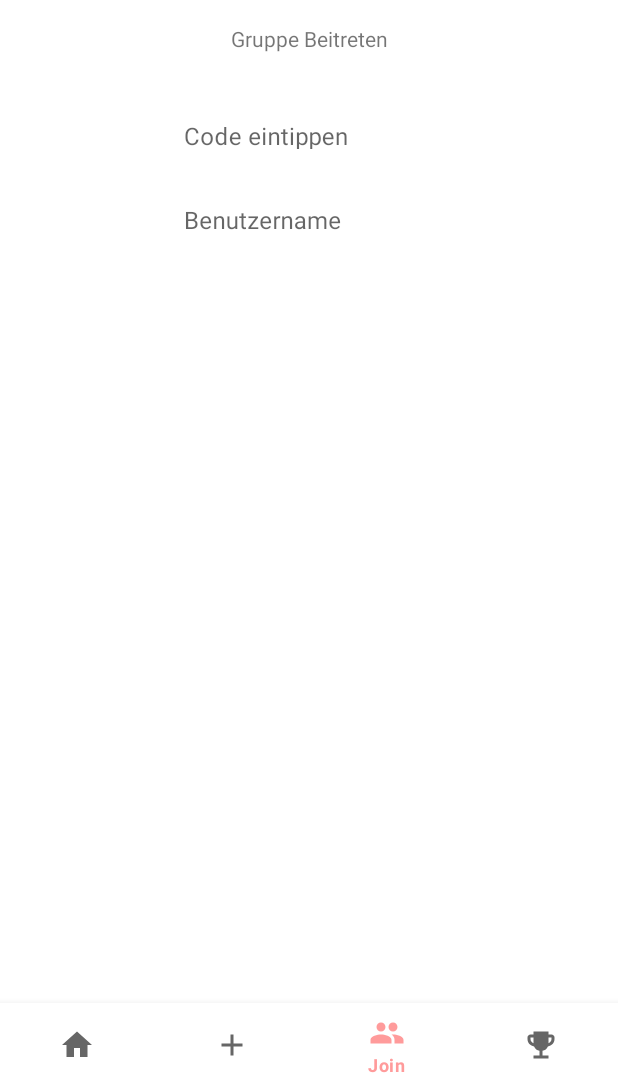
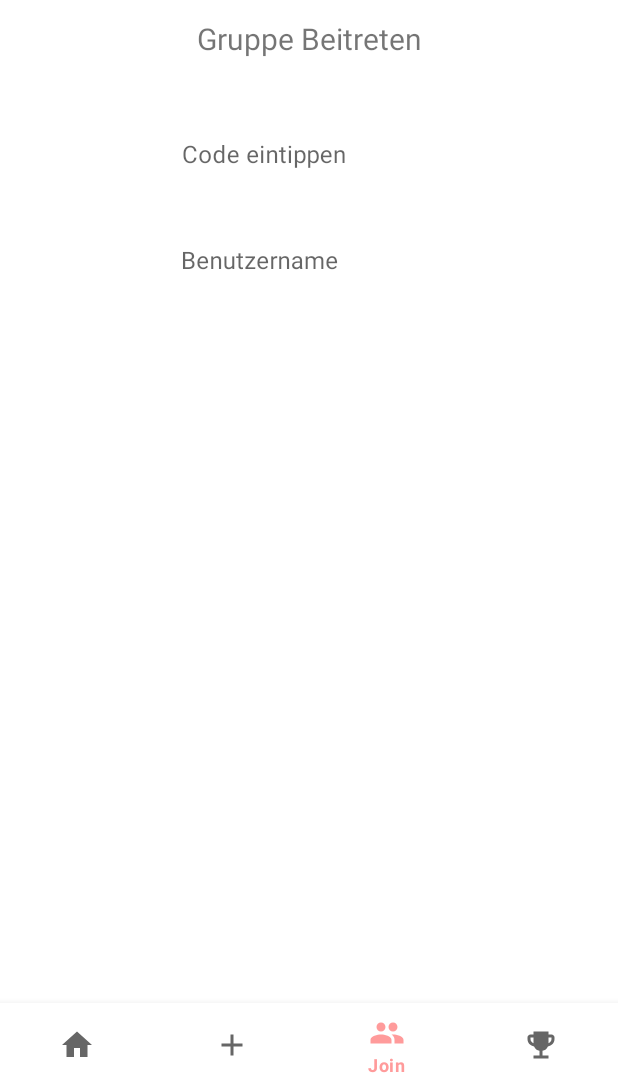
Before and after one commit to msd19tomatina/tomatina-native, an Android app: the JoinFragment screen opened through its navigation route, on a phone screen of 412 x 824 dp, the part 149-1236 px from its top. Run offline under Robolectric (Android 15) with nearby library versions, the phone set to English and light mode, and no system bars; our stand-ins replace navigation-ui.

Commit message:
merged robert and martin branch

```diff
--- a/app/src/main/res/layout/fragment_home.xml
+++ b/app/src/main/res/layout/fragment_home.xml
@@ -28,8 +28,8 @@
 
     <ListView
         android:id="@+id/list"
-        android:layout_width="fill_parent"
-        android:layout_height="fill_parent"
+        android:layout_width="wrap_content"
+        android:layout_height="wrap_content"
         android:layout_marginTop="32dp"
         app:layout_constraintEnd_toEndOf="parent"
         app:layout_constraintHorizontal_bias="0.0"
--- a/app/src/main/res/layout/fragment_join.xml
+++ b/app/src/main/res/layout/fragment_join.xml
@@ -20,16 +20,17 @@
         android:id="@+id/textView2"
         android:layout_width="wrap_content"
         android:layout_height="wrap_content"
-        android:layout_marginTop="16dp"
+        android:layout_marginTop="12dp"
         android:text="Gruppe Beitreten"
+        android:textSize="20sp"
         app:layout_constraintEnd_toEndOf="@+id/textView"
         app:layout_constraintStart_toStartOf="@+id/textView"
         app:layout_constraintTop_toBottomOf="@+id/textView" />
 
     <com.google.android.material.textfield.TextInputLayout
         android:id="@+id/textInputLayout"
-        android:layout_width="200dp"
-        android:layout_height="40dp"
+        android:layout_width="202dp"
+        android:layout_height="56dp"
         android:layout_marginTop="24dp"
         app:boxBackgroundMode="none"
         app:layout_constraintEnd_toEndOf="@+id/textView2"
@@ -44,8 +45,8 @@
     </com.google.android.material.textfield.TextInputLayout>
 
     <com.google.android.material.textfield.TextInputLayout
-        android:layout_width="200dp"
-        android:layout_height="40dp"
+        android:layout_width="204dp"
+        android:layout_height="53dp"
         android:layout_marginTop="16dp"
         app:boxBackgroundMode="none"
         app:layout_constraintEnd_toEndOf="@+id/textInputLayout"
```
